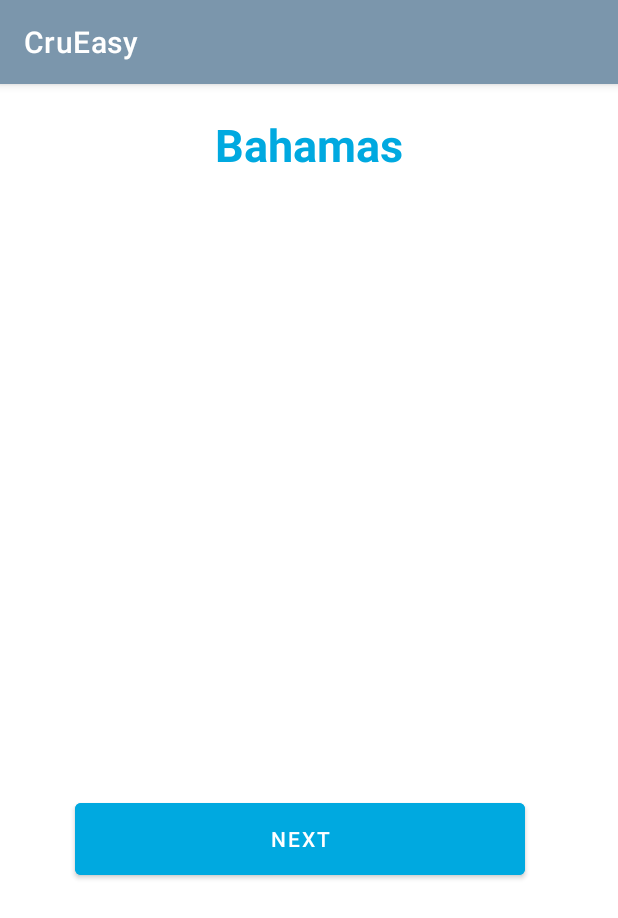
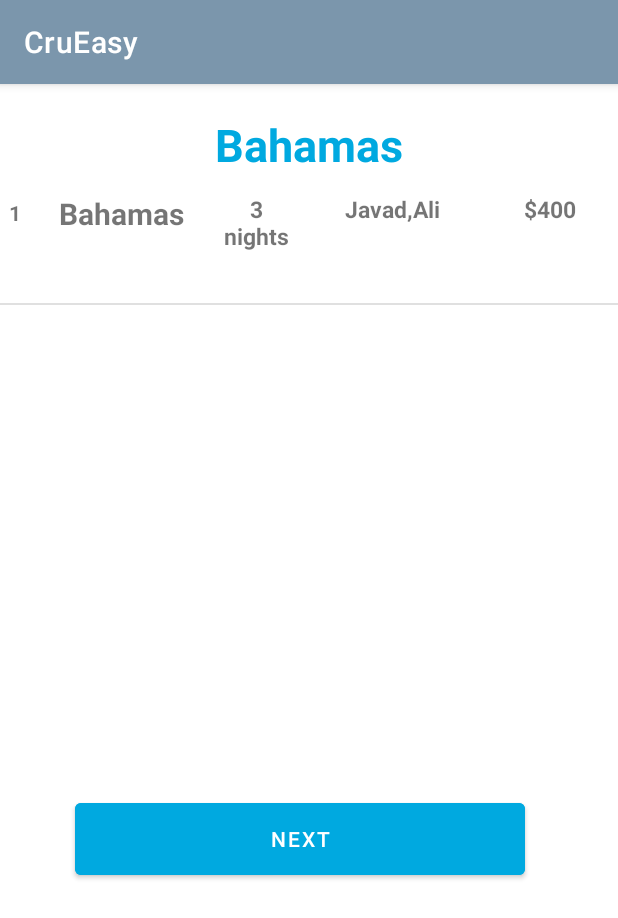
Before and after one commit to Shirinmansouri/TravelRespository, an Android app: the fragment PackagesFragment shown on its own in the app's theme, on a phone screen of 412 x 824 dp. Shown: the top 918 px of the screen. Run offline under Robolectric (Android 15) with nearby library versions, the phone set to English and light mode, and no system bars; our stand-ins replace Room's generated code.

Commit message:
ListView added

```diff
--- a/app/src/main/java/com/example/group6_mapd711_assignment4/PackagesFragment.kt
+++ b/app/src/main/java/com/example/group6_mapd711_assignment4/PackagesFragment.kt
@@ -42,7 +42,7 @@ class PackagesFragment : Fragment(), AdapterView.OnItemClickListener {
         val cruiseType = shared?.getString("CruiseType", "")
         val btnNext = view.findViewById(R.id.btnNext2) as Button
 
-      //  cruiseViewModel.insertCruise(requireContext(),"Bahamas","Javad,Ali","$400","3")
+       cruiseViewModel.insertCruise(requireContext(),"Bahamas","Javad,Ali","$400","3 nights")
         //cruiseViewModel.insertCruise(requireContext(),"Caribbean","Zohreh,Ali","$500","4")
         //cruiseViewModel.insertCruise(requireContext(),"Bahamas","Javid,Ali","$800","8")
        // cruiseViewModel.insertCruise(requireContext(),"Bahamas","Javad,Ali","$400","3")
--- a/app/src/main/res/layout/custom_list_view.xml
+++ b/app/src/main/res/layout/custom_list_view.xml
@@ -30,7 +30,7 @@
         android:layout_marginLeft="15sp"
         android:layout_marginBottom="2sp"
         android:textStyle="bold"
-        android:textSize="20sp"
+        android:textSize="15sp"
         android:textAlignment="center"
         android:layout_toRightOf="@+id/CruiseName"/>
     <TextView
@@ -53,7 +53,7 @@
         android:layout_marginLeft="15sp"
         android:layout_marginBottom="2sp"
         android:textStyle="bold"
-        android:textSize="18sp"
+        android:textSize="15sp"
         android:textAlignment="center"
         android:layout_toRightOf="@+id/visitingPlace"/>
 </RelativeLayout>
```
